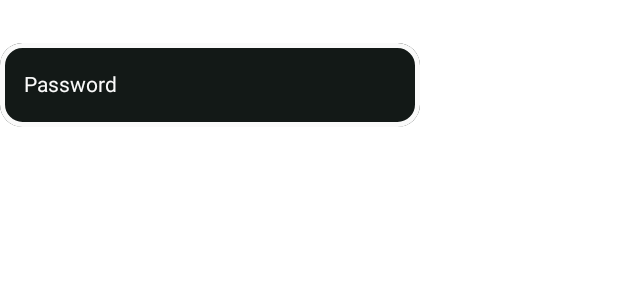
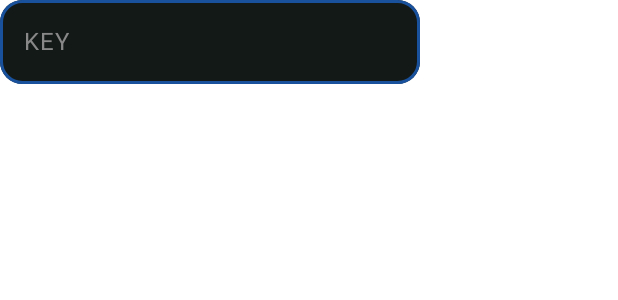
Before and after one commit to bemos-7/Nimbus-Service, an Android app built with Jetpack Compose: the @Preview function CustomTextFieldPreview, on a phone screen of 412 x 824 dp. Shown: the top 300 px of the screen. Run offline under Robolectric (Android 15) with nearby library versions, the light colour scheme and no system bars.

Commit message:
- new custom ui elements

```diff
--- a/android/app/src/main/java/com/bemos/nimbus/presentation/on_board/utils/ui/code_view/CodeViewer.kt
+++ b/android/app/src/main/java/com/bemos/nimbus/presentation/on_board/utils/ui/code_view/CodeViewer.kt
@@ -40,10 +40,7 @@ fun CodeViewer(
         colors = CardDefaults.cardColors(
             containerColor = BlackBlack
         ),
-        shape = RoundedCornerShape(
-            topStart = 5.dp,
-            topEnd = 5.dp
-        )
+        shape = RoundedCornerShape(15.dp)
     ) {
         Card(
             modifier = Modifier
--- a/android/app/src/main/java/com/bemos/nimbus/presentation/ui/utils/text_field/CustomTextField.kt
+++ b/android/app/src/main/java/com/bemos/nimbus/presentation/ui/utils/text_field/CustomTextField.kt
@@ -1,15 +1,7 @@
 package com.bemos.nimbus.presentation.ui.utils.text_field
 
-import androidx.compose.animation.animateColorAsState
-import androidx.compose.animation.core.animateFloatAsState
-import androidx.compose.animation.core.tween
-import androidx.compose.foundation.BorderStroke
 import androidx.compose.foundation.border
-import androidx.compose.foundation.layout.Box
 import androidx.compose.foundation.layout.Column
-import androidx.compose.foundation.layout.Spacer
-import androidx.compose.foundation.layout.height
-import androidx.compose.foundation.layout.padding
 import androidx.compose.foundation.shape.RoundedCornerShape
 import androidx.compose.material3.Text
 import androidx.compose.material3.TextField
@@ -21,55 +13,36 @@ import androidx.compose.runtime.remember
 import androidx.compose.runtime.setValue
 import androidx.compose.ui.Modifier
 import androidx.compose.ui.draw.clip
-import androidx.compose.ui.draw.drawBehind
 import androidx.compose.ui.focus.onFocusChanged
 import androidx.compose.ui.graphics.Brush
 import androidx.compose.ui.graphics.Color
+import androidx.compose.ui.input.pointer.motionEventSpy
 import androidx.compose.ui.text.TextStyle
 import androidx.compose.ui.tooling.preview.Preview
 import androidx.compose.ui.unit.dp
-import androidx.compose.ui.unit.sp
 import com.bemos.nimbus.ui.theme.Black
 import com.bemos.nimbus.ui.theme.Blue
-import com.bemos.nimbus.ui.theme.LightBlue
 import com.bemos.nimbus.ui.theme.White
-import com.bemos.nimbus.ui.theme.LightPurple
-import com.bemos.nimbus.ui.theme.Purple
+import java.util.Locale
 
 @Composable
 fun CustomTextField(
     modifier: Modifier = Modifier,
-    title: String,
     text: String,
+    label: String,
     onValueChange: (String) -> Unit,
 ) {
     var isFocused by remember {
         mutableStateOf(false)
     }
-
-    val color by animateColorAsState(
-        targetValue = if (isFocused) Purple else White,
-        animationSpec = tween(durationMillis = 500)
-    )
-
-    Column(
-        modifier = modifier
-    ) {
-        Text(
-            text = title,
-            color = Color.White,
-            fontSize = 16.sp
-        )
-        Spacer(modifier = Modifier.height(10.dp))
-
     TextField(
         modifier = Modifier
             .border(
-                    width = 3.dp,
+                width = 2.dp,
                 brush = Brush.horizontalGradient(
                     listOf(
-                            color,
-                            color
+                        Blue,
+                        Blue
                     )
                 ),
                 shape = RoundedCornerShape(15.dp)
@@ -77,9 +50,16 @@ fun CustomTextField(
             .clip(RoundedCornerShape(15.dp))
             .onFocusChanged {
                 isFocused = it.isFocused
-                },
+            }
+            .then(modifier),
         value = text,
         onValueChange = onValueChange,
+        label = {
+            Text(
+                text = label.toUpperCase(Locale.ROOT),
+                color = Color.Gray
+            )
+        },
         textStyle = TextStyle(
             color = White
         ),
@@ -91,14 +71,13 @@ fun CustomTextField(
         )
     )
 }
-}
 
 @Preview
 @Composable
 private fun CustomTextFieldPreview() {
     CustomTextField(
-        text = "Password",
-        title = "Password",
+        text = "",
         onValueChange = {},
+        label = "Key"
     )
 }
```
Also changed, not shown: android/app/src/main/java/com/bemos/nimbus/presentation/list_of_files/utils/ui/list_item/FileItem.kt (added, +218 -0 lines). Lines whose indentation alone changed are shown as unchanged.
